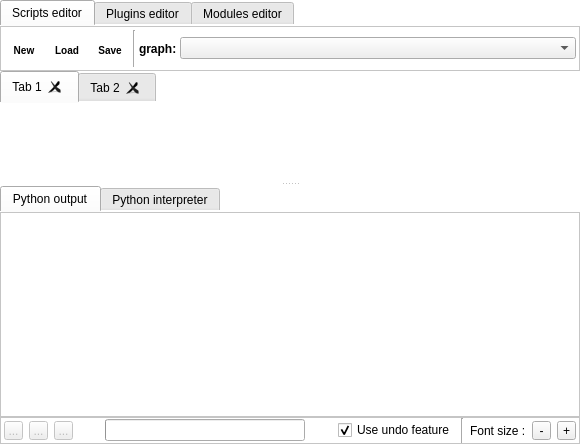
This is library/tulip-python/designer/PythonIDE.ui in Tulip-Dev/tulip as Qt 5 draws it before an edit. The edited form follows.
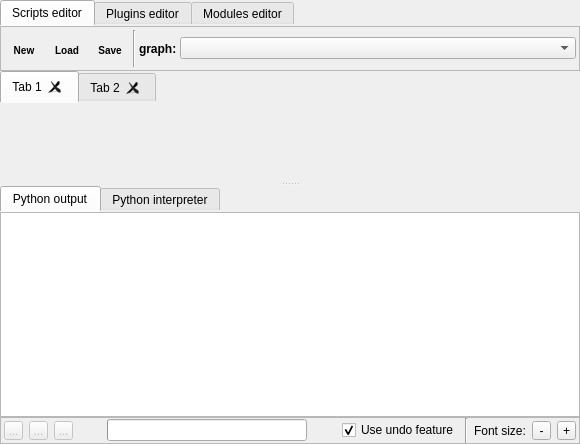
This is the edited form. Icons and pictures are not drawn. Custom widgets are drawn as their Qt base class.

Commit message: tulip-python style sheets cleanup: use the perspective main window style sheet as much as possible

What changed in the file:
```diff
--- a/library/tulip-python/designer/PythonIDE.ui
+++ b/library/tulip-python/designer/PythonIDE.ui
@@ -25,11 +25,6 @@
   <property name="autoFillBackground">
    <bool>false</bool>
   </property>
-  <property name="styleSheet">
-   <string notr="true">
-      QFrame { background-color: white; }
-    </string>
-  </property>
   <layout class="QVBoxLayout" name="verticalLayout_5">
    <property name="spacing">
     <number>0</number>
@@ -1085,7 +1080,7 @@
              <string>Decrease/Increase the size of the font of the python code editors</string>
             </property>
             <property name="text">
-             <string>Font size :</string>
+             <string>Font size:</string>
             </property>
            </widget>
           </item>
```
Left out of the diff: 134 changed lines with no effect on the pictures. The commit also changes 2 other files.
